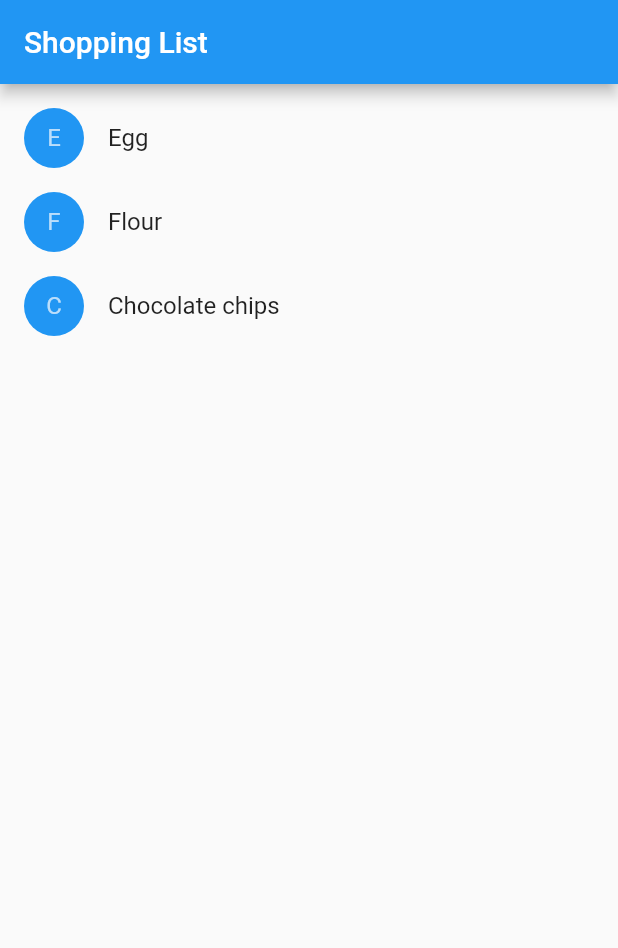
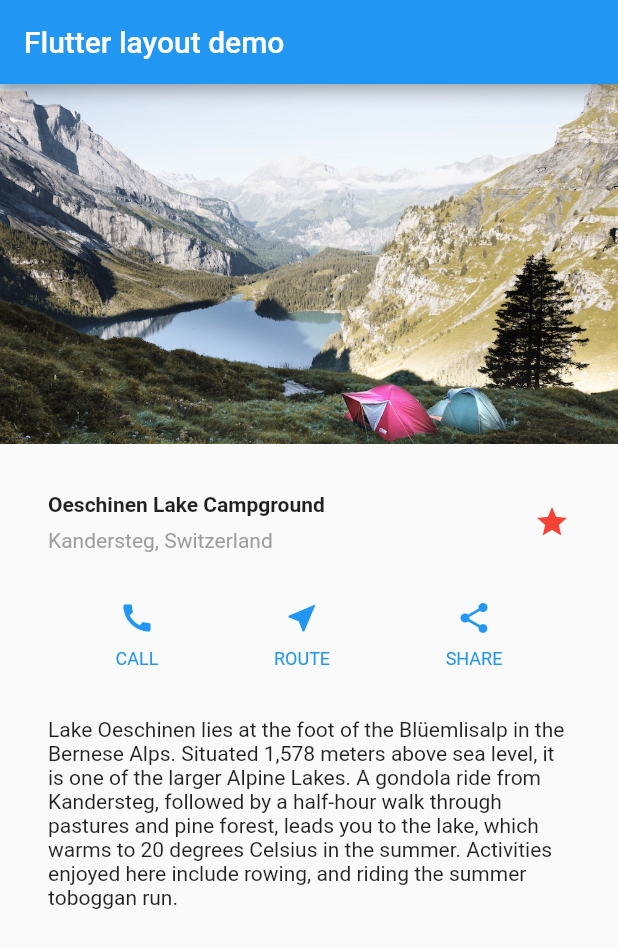
Before and after one commit to keinuma/flutter-tutorial, a Flutter app: the screen it shows after launch, on a phone screen of 412 x 824 dp. Shown: the top 948 px of the screen. Run offline on Flutter 3.47's test engine with Material 2 defaults, Android fonts, the phone set to English and light mode, and no system bars.

Commit message:
feat: create layout demo app

```diff
--- a/lib/main.dart
+++ b/lib/main.dart
@@ -1,97 +1,107 @@
 import 'package:flutter/material.dart';
 
-class Product {
-  const Product({this.name});
-  final String name;
-}
+void main() => runApp(MyApp());
 
-typedef void CartChangedCallback(Product product, bool inCard);
+class MyApp extends StatelessWidget {
+  @override
+  Widget build(BuildContext context) {
+    Color color = Theme.of(context).primaryColor;
 
-class ShoppingListItem extends StatelessWidget {
-  ShoppingListItem({this.product, this.inCart, this.onCartChanged})
-    : super(key: ObjectKey(product));
+    Widget buttonSection = Container(
+      child: Row(
+        mainAxisAlignment: MainAxisAlignment.spaceEvenly,
+        children: [
+          _buildButtonColumn(color, Icons.call, 'CALL'),
+          _buildButtonColumn(color, Icons.near_me, 'ROUTE'),
+          _buildButtonColumn(color, Icons.share, 'SHARE'),
+        ],
+      ),
+    );
 
-  final Product product;
-  final bool inCart;
-  final CartChangedCallback onCartChanged;
-
-  Color _getColor(BuildContext context) {
-    return inCart ? Colors.black54 : Theme.of(context).primaryColor;
-  }
-
-  TextStyle _getTextStyle(BuildContext context) {
-    if (!inCart) return null;
-    return TextStyle(
-      color: Colors.black54,
-      decoration: TextDecoration.lineThrough,
+    return MaterialApp(
+      title: 'Flutter layout demo',
+      home: Scaffold(
+        appBar: AppBar(
+          title: Text('Flutter layout demo'),
+        ),
+        body: ListView(
+          children: [
+            Image.asset(
+              'images/lake.jpg',
+              width: 600,
+              height: 240,
+              fit: BoxFit.cover,
+            ),
+            titleSection,
+            buttonSection,
+            textSection,
+          ],
+        ),
+      ),
     );
   }
 
-  @override
-  Widget build(BuildContext context) {
-    return ListTile(
-      onTap: () {
-        onCartChanged(product, inCart);
-      },
-      leading: CircleAvatar(
-        backgroundColor: _getColor(context),
-        child: Text(product.name[0]),
-      ),
-      title: Text(product.name, style: _getTextStyle(context)),
+  Column _buildButtonColumn(Color color, IconData icon, String label) {
+    return Column(
+      mainAxisSize: MainAxisSize.min,
+      mainAxisAlignment: MainAxisAlignment.center,
+      children: [
+        Icon(icon, color: color),
+        Container(
+          margin: const EdgeInsets.only(top: 8),
+          child: Text(
+            label,
+            style: TextStyle(
+              fontSize: 12,
+              fontWeight: FontWeight.w400,
+              color: color,
+            )
+          )
+        )
+      ],
     );
   }
 }
 
-class ShoppingList extends StatefulWidget {
-  ShoppingList({Key key, this.products}) : super(key: key);
+Widget titleSection = Container(
+  padding: const EdgeInsets.all(32),
+  child: Row(
+    children: [
+      Expanded(
+        child: Column(
+          crossAxisAlignment: CrossAxisAlignment.start,
+          children: [
+            Container(
+                padding: const EdgeInsets.only(bottom: 8),
+                child: Text(
+                  'Oeschinen Lake Campground',
+                  style: TextStyle(
+                    fontWeight: FontWeight.bold,
+                  ),
+                )),
+            Text(
+              'Kandersteg, Switzerland',
+              style: TextStyle(
+                color: Colors.grey[500],
+              ),
+            ),
+          ],
+        ),
+      ),
+      Icon(Icons.star, color: Colors.red[500]),
+    ],
+  ),
+);
 
-  final List<Product> products;
-
-  @override
-  _ShoppingListState createState() => _ShoppingListState();
-}
-
-class _ShoppingListState extends State<ShoppingList> {
-  Set<Product> _shoppingCart = Set<Product>();
-
-  void _handleCardChanged(Product product, bool inCart) {
-    setState(() {
-      if (!inCart)
-        _shoppingCart.add(product);
-      else
-        _shoppingCart.remove(product);
-    });
-  }
-
-  @override
-  Widget build(BuildContext context) {
-    return Scaffold(
-      appBar: AppBar(
-        title: Text('Shopping List'),
-      ),
-      body: ListView(
-        padding: EdgeInsets.symmetric(vertical: 8.0),
-        children: widget.products.map((Product product) {
-          return ShoppingListItem(
-            product: product,
-            inCart: _shoppingCart.contains(product),
-            onCartChanged: _handleCardChanged,
-          );
-        }).toList(),
-      )
-    );
-  }
-}
-
-void main() {
-  runApp(MaterialApp(
-    title: 'Shopping App',
-    home: ShoppingList(
-      products: <Product>[
-        Product(name: 'Egg'),
-        Product(name: 'Flour'),
-        Product(name: 'Chocolate chips'),
-      ]
-    )
-  ));
-}
+Widget textSection = Container(
+  padding: const EdgeInsets.all(32),
+  child: Text(
+        'Lake Oeschinen lies at the foot of the Blüemlisalp in the Bernese '
+        'Alps. Situated 1,578 meters above sea level, it is one of the '
+        'larger Alpine Lakes. A gondola ride from Kandersteg, followed by a '
+        'half-hour walk through pastures and pine forest, leads you to the '
+        'lake, which warms to 20 degrees Celsius in the summer. Activities '
+        'enjoyed here include rowing, and riding the summer toboggan run.',
+        softWrap: true,
+  )
+);
--- a/pubspec.yaml
+++ b/pubspec.yaml
@@ -45,9 +45,8 @@
   uses-material-design: true
 
   # To add assets to your application, add an assets section, like this:
-  # assets:
-  #   - images/a_dot_burr.jpeg
-  #   - images/a_dot_ham.jpeg
+  assets:
+    - images/lake.jpg
 
   # An image asset can refer to one or more resolution-specific "variants", see
   # https://flutter.dev/assets-and-images/#resolution-aware.
```
Also changed, not shown: images/lake.jpg (added).
